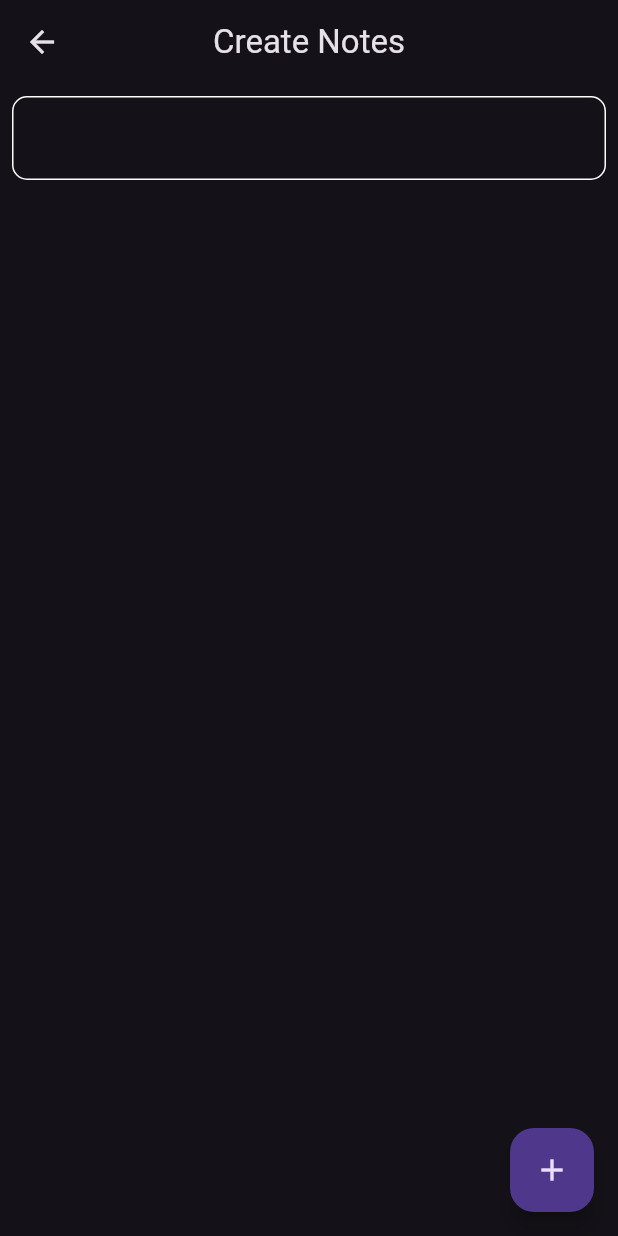
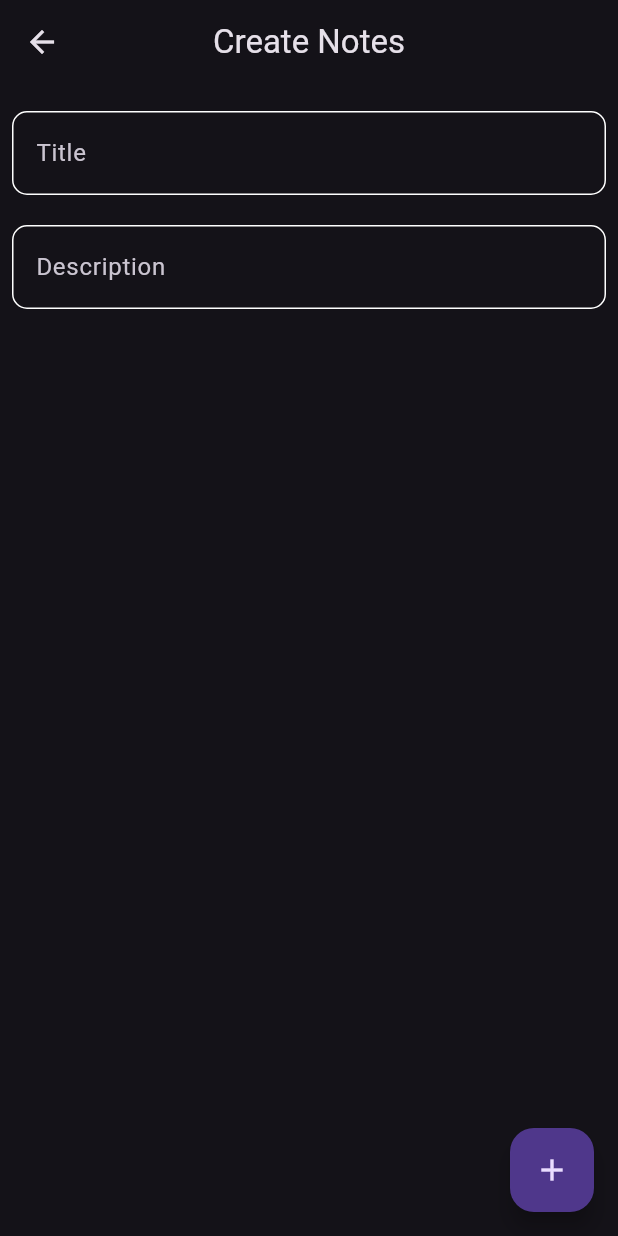
Before and after one commit to Nsushant1/Notes_App, a Flutter app: the CreateNote screen opened directly, after a tap on the "add" icon, on a phone screen of 412 x 824 dp. Run offline on Flutter 3.47's test engine with Material 3 defaults, Android fonts, the phone set to English and light mode, and no system bars.

Commit message:
updated ui using custom text field

```diff
--- a/lib/Screens/create_page.dart
+++ b/lib/Screens/create_page.dart
@@ -1,37 +1,47 @@
 import 'package:flutter/material.dart';
+import 'package:notes_app/Widgets/custom_textfield.dart';
 
 class CreateNote extends StatelessWidget {
   const CreateNote({super.key});
 
   @override
   Widget build(BuildContext context) {
-    final myBorder = OutlineInputBorder(
-      borderRadius: BorderRadius.circular(10),
-      borderSide: BorderSide(color: Colors.white),
-    );
+    final TextEditingController textEditingControllerTitle =
+        TextEditingController();
+    final TextEditingController textEditingControllerDescription =
+        TextEditingController();
+
     return Scaffold(
       appBar: AppBar(title: Text("Create Notes"), centerTitle: true),
       body: Padding(
         padding: EdgeInsets.all(8.0),
         child: Column(
           children: [
-            TextField(
-              decoration: InputDecoration(
-                focusedBorder: myBorder,
-                enabledBorder: myBorder,
-              ),
+            CustomTextfield(
+              textEditingController: textEditingControllerTitle,
+              hintText: "Title",
+            ),
+            CustomTextfield(
+              textEditingController: textEditingControllerDescription,
+              hintText: "Description",
             ),
           ],
         ),
       ),
       floatingActionButton: FloatingActionButton(
         onPressed: () {
-          Navigator.push(
-            context,
-            MaterialPageRoute(builder: (context) => CreateNote()),
-          );
+          String title = textEditingControllerTitle.text;
+          String description = textEditingControllerDescription.text;
+
+          final Map<String, String> note = {
+            "title": title,
+            "description": description,
+
+            "CreatedAt": DateTime.now().toString(),
+          };
+          print(note);
         },
-        child: Icon(Icons.add),
+        child: const Icon(Icons.add),
       ),
     );
   }
--- /dev/null
+++ b/lib/Widgets/custom_textfield.dart
@@ -0,0 +1,30 @@
+import 'package:flutter/material.dart';
+
+class CustomTextfield extends StatelessWidget {
+  final String hintText;
+  final TextEditingController textEditingController;
+  const CustomTextfield({
+    super.key,
+    required this.textEditingController,
+    required this.hintText,
+  });
+
+  @override
+  Widget build(BuildContext context) {
+    final myBorder = OutlineInputBorder(
+      borderRadius: BorderRadius.circular(10),
+      borderSide: BorderSide(color: Colors.white),
+    );
+    return Padding(
+      padding: const EdgeInsets.symmetric(vertical: 10,),
+      child: TextField(
+        controller: textEditingController,
+        decoration: InputDecoration(
+          focusedBorder: myBorder,
+          enabledBorder: myBorder,
+          hintText: hintText,
+        ),
+      ),
+    );
+  }
+}
```
